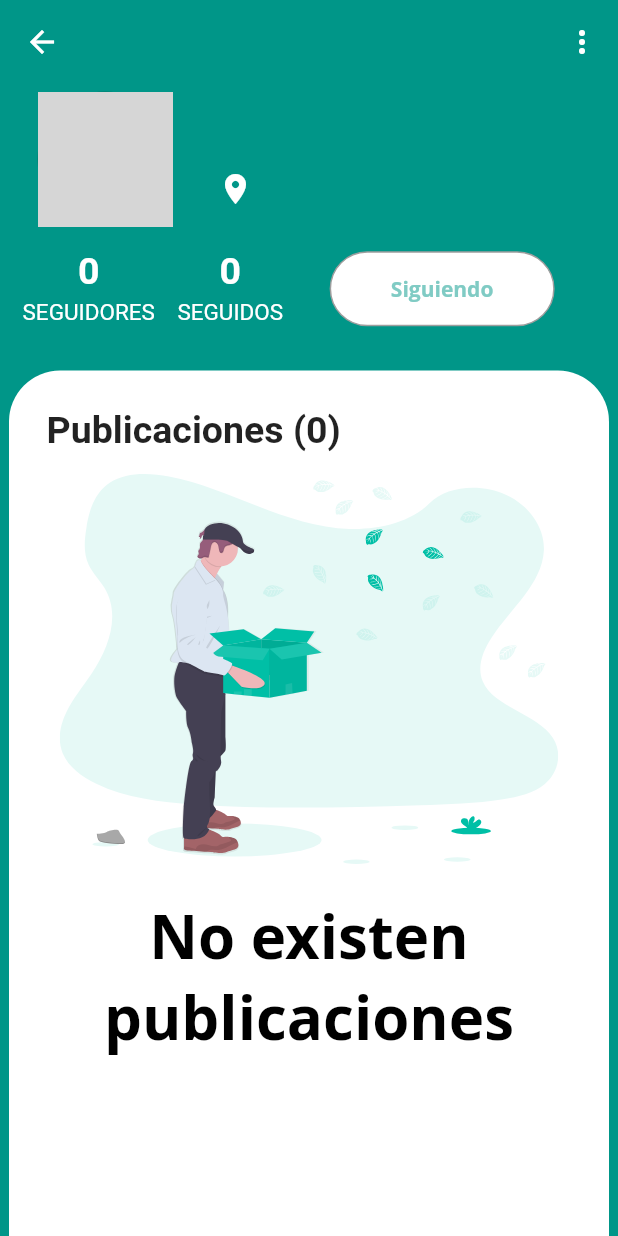
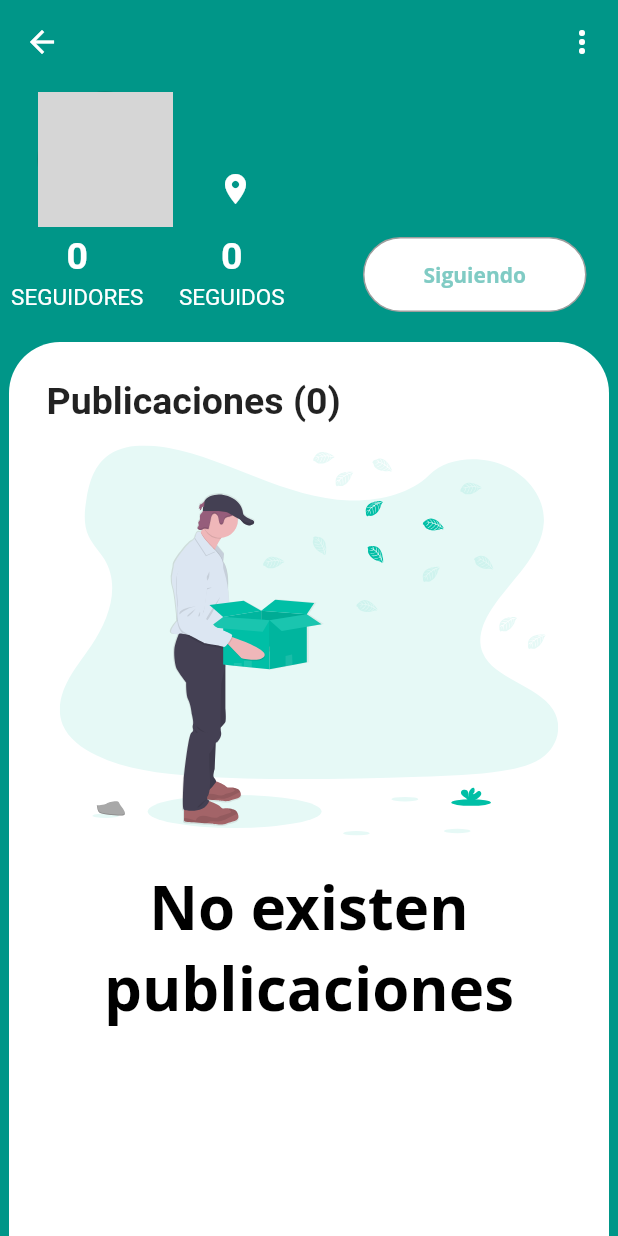
Before and after one commit to raulruval/entrenados, a Flutter app: the Profile screen opened directly, on a phone screen of 412 x 824 dp. Run offline on Flutter 3.47's test engine with Material 2 defaults, Android fonts, the phone set to English and light mode, and no system bars; drawn by our look-alikes of auto_size_text; our stand-ins replace cached_network_image, cloud_firestore, firebase_auth, firebase_messaging, firebase_storage, flutter_svg and 3 more; missing offline and left inert: animator, flutter_duration_picker; accounts and stored records are empty; network calls fail; Roboto replaces fonts that are missing (Monserrat); statements that could not run were skipped; grey boxes are pictures that could not be loaded.

Commit message:
it5-v2.2

```diff
--- a/entrenados/lib/pages/profile.dart
+++ b/entrenados/lib/pages/profile.dart
@@ -1,3 +1,4 @@
+import 'package:auto_size_text/auto_size_text.dart';
 import 'package:cached_network_image/cached_network_image.dart';
 import 'package:cloud_firestore/cloud_firestore.dart';
 import 'package:entrenados/models/user.dart';
@@ -89,23 +90,26 @@ class _ProfileState extends State<Profile> {
       mainAxisAlignment: MainAxisAlignment.center,
       mainAxisSize: MainAxisSize.min,
       children: <Widget>[
-        Text(
+        AutoSizeText(
           count.toString(),
           style: TextStyle(
               fontSize: 25.0,
               color: Colors.white,
               fontWeight: FontWeight.bold,
               fontFamily: 'Monserrat'),
+          maxLines: 1,
         ),
         Container(
           margin: EdgeInsets.only(top: 4.0),
-          child: Text(
+          child: AutoSizeText(
             label.toUpperCase(),
             style: TextStyle(
               color: Colors.white,
               fontSize: 15.0,
               fontWeight: FontWeight.w400,
-                fontFamily: 'Monserrat'),
+              fontFamily: 'Monserrat',
+            ),
+            maxLines: 1,
           ),
         )
       ],
@@ -321,16 +325,29 @@ class _ProfileState extends State<Profile> {
                 ],
               ),
               // Parte de seguidores
-              Row(
+              Container(
+                child: Row(
                   mainAxisAlignment: MainAxisAlignment.start,
                   children: <Widget>[
-                  Padding(
-                    padding: const EdgeInsets.all(15.0),
+                    Container(
+                        width: MediaQuery.of(context).size.width * 0.25,
+                        child: Padding(
+                          padding: const EdgeInsets.all(5.0),
                           child: buildCountColumn("seguidores", followerCount),
+                        )),
+                    Container(
+                        width: MediaQuery.of(context).size.width * 0.25,
+                        child: Padding(
+                          padding: const EdgeInsets.all(5.0),
+                          child: buildCountColumn("seguidos", followingCount),
+                        )),
+                    Container(
+                        width: MediaQuery.of(context).size.width * 0.5,
+                        child: Padding(
+                            padding: const EdgeInsets.all(5.0),
+                            child: buildProfileButton())),
+                  ],
                 ),
-                  buildCountColumn("seguidos", followingCount),
-                  buildProfileButton()
-                ],
               ),
               // BuildPosts
               Expanded(
--- a/entrenados/lib/widgets/custom_image.dart
+++ b/entrenados/lib/widgets/custom_image.dart
@@ -8,7 +8,7 @@ Widget cachedNetworkImage(
     fit: BoxFit.cover,
     height: !inTile
         ? MediaQuery.of(context).size.width * 0.5
-        : MediaQuery.of(context).size.width * 0.3,
+        : MediaQuery.of(context).size.width * 0.28,
     width: !inTile
         ? MediaQuery.of(context).size.width * 0.5
         : MediaQuery.of(context).size.width * 0.3,
--- a/entrenados/lib/widgets/post_tile.dart
+++ b/entrenados/lib/widgets/post_tile.dart
@@ -57,7 +57,9 @@ class PostTile extends StatelessWidget {
               ),
               Row(
                 children: <Widget>[
-                  Column(
+                  Container(
+                    height: MediaQuery.of(context).size.height * 0.21,
+                    child: Column(
                       crossAxisAlignment: CrossAxisAlignment.center,
                       children: <Widget>[
                         Padding(
@@ -101,6 +103,7 @@ class PostTile extends StatelessWidget {
                           ),
                         ),
                       ],
+                    ),
                   ),
                   Column(
                     mainAxisAlignment: MainAxisAlignment.spaceBetween,
--- a/entrenados/pubspec.yaml
+++ b/entrenados/pubspec.yaml
@@ -35,6 +35,7 @@ dependencies:
   cached_network_image: 2.0.0-rc
   flutter_svg:
   flutter_duration_picker: ^1.0.4
+  auto_size_text: ^2.1.0
 
 
 dev_dependencies:
```
Also changed, not shown: entrenados/lib/pages/create_account.dart (+47 -12 lines), entrenados/lib/pages/home.dart (+14 -9 lines), entrenados/lib/pages/mypage.dart (+9 -5 lines), entrenados/pubspec.lock. Lines whose indentation alone changed are shown as unchanged.
